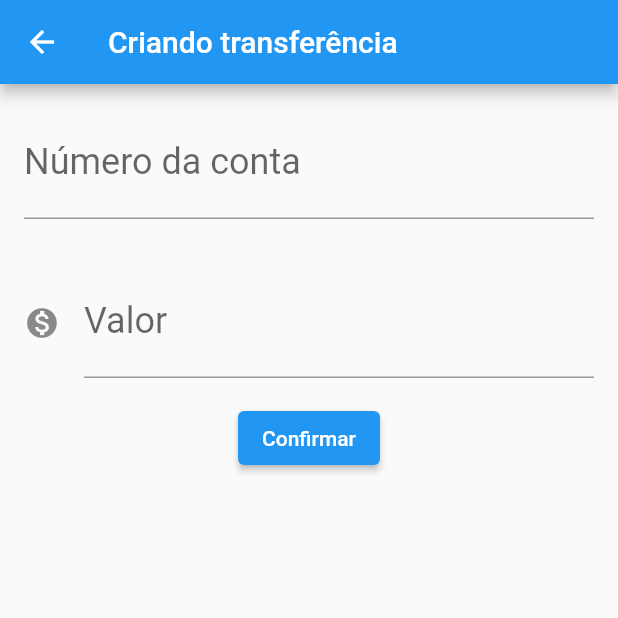
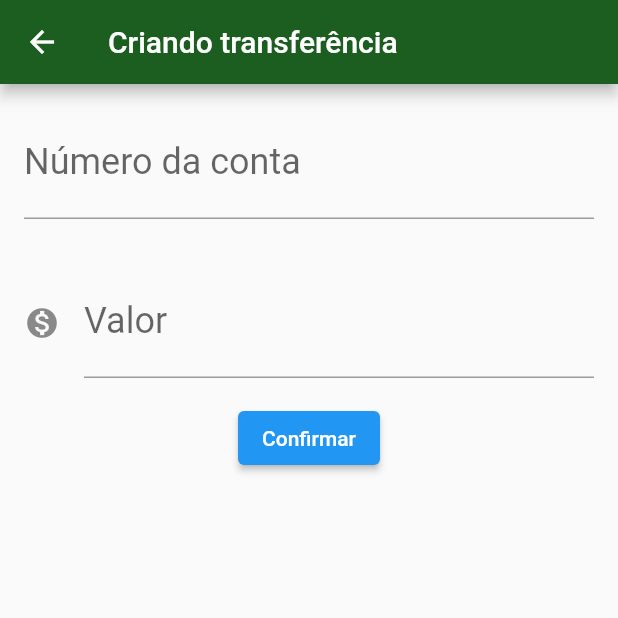
Before and after one commit to cleitonputtlitz/bytebank, a Flutter app: the screen it shows after launch, after a tap on the "add" icon, on a phone screen of 412 x 824 dp, the top half of it. Run offline on Flutter 3.47's test engine with Material 2 defaults, Android fonts, the phone set to English and light mode, and no system bars.

Commit message:
ajuste do tema e organização do projeto

```diff
--- /dev/null
+++ b/lib/components/editor.dart
@@ -0,0 +1,31 @@
+import 'package:flutter/material.dart';
+
+class Editor extends StatelessWidget {
+  final TextEditingController controlador;
+  final String rotulo;
+  final String dica;
+  final IconData? icone;
+
+  Editor(
+      {required this.controlador,
+        required this.rotulo,
+        required this.dica,
+        this.icone});
+
+  @override
+  Widget build(BuildContext context) {
+    return Padding(
+      padding: const EdgeInsets.all(16.0),
+      child: TextField(
+        controller: controlador,
+        style: TextStyle(fontSize: 24.0),
+        decoration: InputDecoration(
+          icon: icone != null ? Icon(icone) : null,
+          labelText: rotulo,
+          hintText: dica,
+        ),
+        keyboardType: TextInputType.number,
+      ),
+    );
+  }
+}
--- a/lib/main.dart
+++ b/lib/main.dart
@@ -1,3 +1,4 @@
+import 'package:bytebank/screens/transferencias/lista.dart';
 import 'package:flutter/material.dart';
 
 void main() {
@@ -10,167 +11,14 @@ class BytebankApp extends StatelessWidget {
   @override
   Widget build(BuildContext context) {
     return MaterialApp(
-      home: Scaffold(
-        body: ListaTransferencias(),
-      ),
-    );
+        theme: ThemeData(
+          primaryColor: Colors.green[900],
+          accentColor: Colors.blueAccent[700],
+          buttonTheme: ButtonThemeData(
+            buttonColor: Colors.blueAccent[700],
+            textTheme: ButtonTextTheme.primary,
+          ),
+        ),
+        home: ListaTransferencias());
   }
 }
-
-class FormularioTransferencia extends StatefulWidget {
-  @override
-  _FormularioTransferenciaState createState() =>
-      _FormularioTransferenciaState();
-}
-
-class _FormularioTransferenciaState extends State<FormularioTransferencia> {
-  final TextEditingController _controladorCampoNumeroConta =
-      TextEditingController();
-
-  final TextEditingController _controladorCampoValor = TextEditingController();
-
-  @override
-  Widget build(BuildContext context) {
-    return Scaffold(
-      appBar: AppBar(
-        title: Text("Criando transferência"),
-      ),
-      body: SingleChildScrollView(
-        child: Column(
-          children: [
-            Editor(
-                controlador: _controladorCampoNumeroConta,
-                rotulo: 'Número da conta',
-                dica: '0000'),
-            Editor(
-                controlador: _controladorCampoValor,
-                rotulo: 'Valor',
-                dica: '0.00',
-                icone: Icons.monetization_on),
-            ElevatedButton(
-                onPressed: () => _criaTransferencia(context),
-                child: Text("Confirmar")),
-          ],
-        ),
-      ),
-    );
-  }
-
-  void _criaTransferencia(BuildContext context) {
-    final int? numeroConta = int.tryParse(_controladorCampoNumeroConta.text);
-    final double? valor = double.tryParse(_controladorCampoValor.text);
-    if (numeroConta != null && valor != null) {
-      final transferenciaCriada = Transferencia(valor, numeroConta);
-      print("Realizando a transferencia: ${transferenciaCriada.toString()}");
-      Navigator.pop(context, transferenciaCriada);
-    } else {
-      ScaffoldMessenger.of(context).showSnackBar(
-          //Apresenta conteúdo em uma barra na parte inferior da tela
-          SnackBar(content: Text("Não foi possível realizar a transferência")));
-    }
-  }
-}
-
-class ListaTransferencias extends StatefulWidget {
-  final List<Transferencia> _transferencias = [];
-
-  @override
-  _ListaTransferenciasState createState() => _ListaTransferenciasState();
-}
-
-class _ListaTransferenciasState extends State<ListaTransferencias> {
-  @override
-  Widget build(BuildContext context) {
-    return Scaffold(
-      appBar: AppBar(
-        title: Text("Transferências"),
-      ),
-      body: ListView.builder(
-        itemCount: widget._transferencias.length,
-        itemBuilder: (context, indice) {
-          final transferencia = widget._transferencias[indice];
-          print("carregando transf $transferencia");
-          return ItemTransferencia(transferencia);
-        },
-      ),
-      floatingActionButton: FloatingActionButton(
-        child: Icon(Icons.add),
-        onPressed: () {
-          final Future future =
-              Navigator.push(context, MaterialPageRoute(builder: (context) {
-            return FormularioTransferencia();
-          }));
-          future.then((transferenciaRecebida) {
-            print('recebeu a transf. ${transferenciaRecebida.toString()}');
-            if (transferenciaRecebida != null) {
-              print(
-                  "widget._transferencias.length ${widget._transferencias.length}");
-              setState(() {
-                widget._transferencias.add(transferenciaRecebida);
-              });
-            }
-          });
-        },
-      ),
-    );
-  }
-}
-
-class ItemTransferencia extends StatelessWidget {
-  final Transferencia _transferencia;
-
-  ItemTransferencia(this._transferencia);
-
-  @override
-  Widget build(BuildContext context) {
-    return Card(
-      child: ListTile(
-        leading: Icon(Icons.monetization_on),
-        title: Text(_transferencia.valor.toString()),
-        subtitle: Text(_transferencia.numeroConta.toString()),
-      ),
-    );
-  }
-}
-
-class Transferencia {
-  final double valor;
-  final int numeroConta;
-
-  @override
-  String toString() {
-    return 'Transferencia{valor: $valor, numeroConta: $numeroConta}';
-  }
-
-  Transferencia(this.valor, this.numeroConta);
-}
-
-class Editor extends StatelessWidget {
-  final TextEditingController controlador;
-  final String rotulo;
-  final String dica;
-  final IconData? icone;
-
-  Editor(
-      {required this.controlador,
-      required this.rotulo,
-      required this.dica,
-      this.icone});
-
-  @override
-  Widget build(BuildContext context) {
-    return Padding(
-      padding: const EdgeInsets.all(16.0),
-      child: TextField(
-        controller: controlador,
-        style: TextStyle(fontSize: 24.0),
-        decoration: InputDecoration(
-          icon: icone != null ? Icon(icone) : null,
-          labelText: rotulo,
-          hintText: dica,
-        ),
-        keyboardType: TextInputType.number,
-      ),
-    );
-  }
-}
--- /dev/null
+++ b/lib/models/transferencia.dart
@@ -0,0 +1,11 @@
+class Transferencia {
+  final double valor;
+  final int numeroConta;
+
+  @override
+  String toString() {
+    return 'Transferencia{valor: $valor, numeroConta: $numeroConta}';
+  }
+
+  Transferencia(this.valor, this.numeroConta);
+}
--- /dev/null
+++ b/lib/screens/transferencias/formulario.dart
@@ -0,0 +1,66 @@
+import 'package:bytebank/components/editor.dart';
+import 'package:bytebank/models/transferencia.dart';
+import 'package:flutter/material.dart';
+
+const _tituloAppBar = "Criando transferência";
+const _rotuloCampoValor = 'Valor';
+const _rotuloCampoConta = 'Número da conta';
+const _dicaCampoValor = '0.00';
+const _dicaCampoConta = '0000';
+const _textoBotao = 'Confirmar';
+const _mensagemErroTransferencia = "Não foi possível realizar a transferência";
+
+
+class FormularioTransferencia extends StatefulWidget {
+  @override
+  _FormularioTransferenciaState createState() =>
+      _FormularioTransferenciaState();
+}
+
+class _FormularioTransferenciaState extends State<FormularioTransferencia> {
+  final TextEditingController _controladorCampoNumeroConta =
+  TextEditingController();
+
+  final TextEditingController _controladorCampoValor = TextEditingController();
+
+  @override
+  Widget build(BuildContext context) {
+    return Scaffold(
+      appBar: AppBar(
+        title: Text(_tituloAppBar),
+      ),
+      body: SingleChildScrollView(
+        child: Column(
+          children: [
+            Editor(
+                controlador: _controladorCampoNumeroConta,
+                rotulo: _rotuloCampoConta,
+                dica: _dicaCampoConta),
+            Editor(
+                controlador: _controladorCampoValor,
+                rotulo: _rotuloCampoValor,
+                dica: _dicaCampoValor,
+                icone: Icons.monetization_on),
+            ElevatedButton(
+                onPressed: () => _criaTransferencia(context),
+                child: Text(_textoBotao)),
+          ],
+        ),
+      ),
+    );
+  }
+
+  void _criaTransferencia(BuildContext context) {
+    final int? numeroConta = int.tryParse(_controladorCampoNumeroConta.text);
+    final double? valor = double.tryParse(_controladorCampoValor.text);
+    if (numeroConta != null && valor != null) {
+      final transferenciaCriada = Transferencia(valor, numeroConta);
+
+      Navigator.pop(context, transferenciaCriada);
+    } else {
+      ScaffoldMessenger.of(context).showSnackBar(
+        //Apresenta conteúdo em uma barra na parte inferior da tela
+          SnackBar(content: Text(_mensagemErroTransferencia)));
+    }
+  }
+}
--- /dev/null
+++ b/lib/screens/transferencias/lista.dart
@@ -0,0 +1,63 @@
+import 'package:bytebank/models/transferencia.dart';
+import 'package:bytebank/screens/transferencias/formulario.dart';
+import 'package:flutter/material.dart';
+
+const _tituloAppBar = "Transferências";
+
+class ListaTransferencias extends StatefulWidget {
+  final List<Transferencia> _transferencias = [];
+
+  @override
+  _ListaTransferenciasState createState() => _ListaTransferenciasState();
+}
+
+class _ListaTransferenciasState extends State<ListaTransferencias> {
+  @override
+  Widget build(BuildContext context) {
+    return Scaffold(
+      appBar: AppBar(
+        title: Text(_tituloAppBar),
+      ),
+      body: ListView.builder(
+        itemCount: widget._transferencias.length,
+        itemBuilder: (context, indice) {
+          final transferencia = widget._transferencias[indice];
+          return ItemTransferencia(transferencia);
+        },
+      ),
+      floatingActionButton: FloatingActionButton(
+        child: Icon(Icons.add),
+        onPressed: () {
+          Navigator.push(context, MaterialPageRoute(builder: (context) {
+            return FormularioTransferencia();
+          })).then((transferenciaRecebida) => _atualiza(transferenciaRecebida));
+        },
+      ),
+    );
+  }
+
+  void _atualiza(transferenciaRecebida) {
+    if (transferenciaRecebida != null) {
+      setState(() {
+        widget._transferencias.add(transferenciaRecebida);
+      });
+    }
+  }
+}
+
+class ItemTransferencia extends StatelessWidget {
+  final Transferencia _transferencia;
+
+  ItemTransferencia(this._transferencia);
+
+  @override
+  Widget build(BuildContext context) {
+    return Card(
+      child: ListTile(
+        leading: Icon(Icons.monetization_on),
+        title: Text(_transferencia.valor.toString()),
+        subtitle: Text(_transferencia.numeroConta.toString()),
+      ),
+    );
+  }
+}
```
